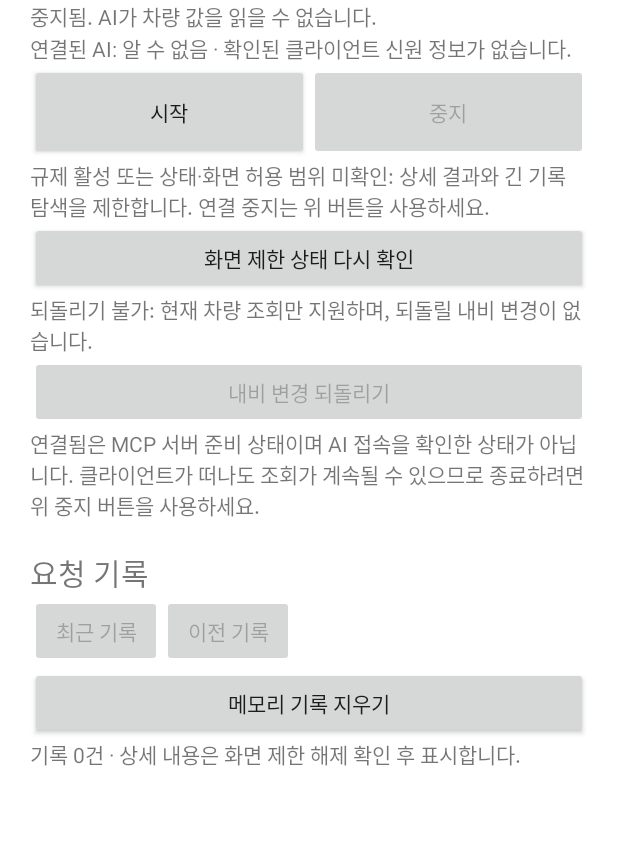
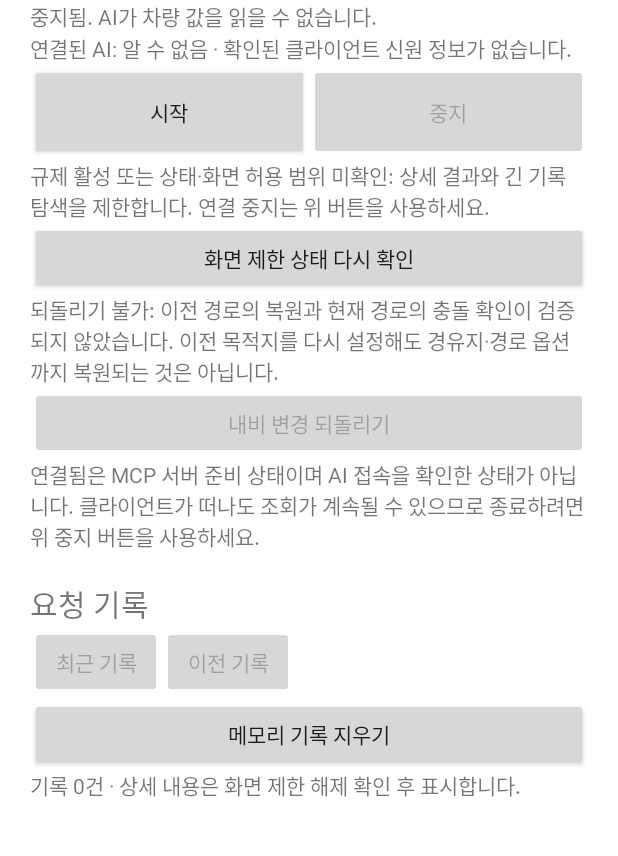
Before and after one commit to SubHye/Pleos_PA, an Android app: the screen it shows after launch (MainActivity), on a phone screen of 412 x 824 dp, the part 167-1023 px from its top. Run offline under Robolectric (Android 15) with nearby library versions, the phone set to English and light mode, and no system bars.

Commit message:
Explain unverified navigation restore and route conflict support

```diff
--- a/app/src/main/res/values/strings.xml
+++ b/app/src/main/res/values/strings.xml
@@ -16,7 +16,7 @@
     <string name="ux_unrestricted">현재 화면의 UX 제한 없음 · 정차 또는 차량 변경 허가를 뜻하지 않습니다.</string>
     <string name="ux_restricted">규제 활성 또는 상태·화면 허용 범위 미확인: 상세 결과와 긴 기록 탐색을 제한합니다. 연결 중지는 위 버튼을 사용하세요.</string>
     <string name="undo_action">내비 변경 되돌리기</string>
-    <string name="undo_unavailable">되돌리기 불가: 현재 차량 조회만 지원하며, 되돌릴 내비 변경이 없습니다.</string>
+    <string name="undo_unavailable">되돌리기 불가: 이전 경로의 복원과 현재 경로의 충돌 확인이 검증되지 않았습니다. 이전 목적지를 다시 설정해도 경유지·경로 옵션까지 복원되는 것은 아닙니다.</string>
     <string name="history_title">요청 기록</string>
     <string name="history_newer">최근 기록</string>
     <string name="history_older">이전 기록</string>
```
